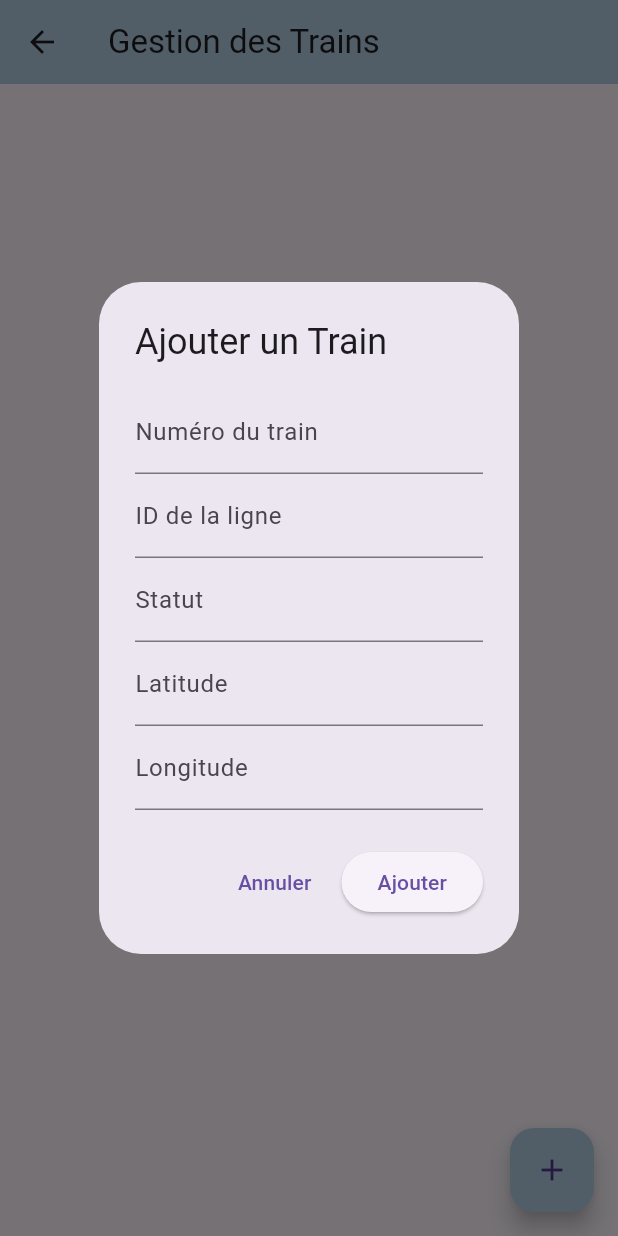
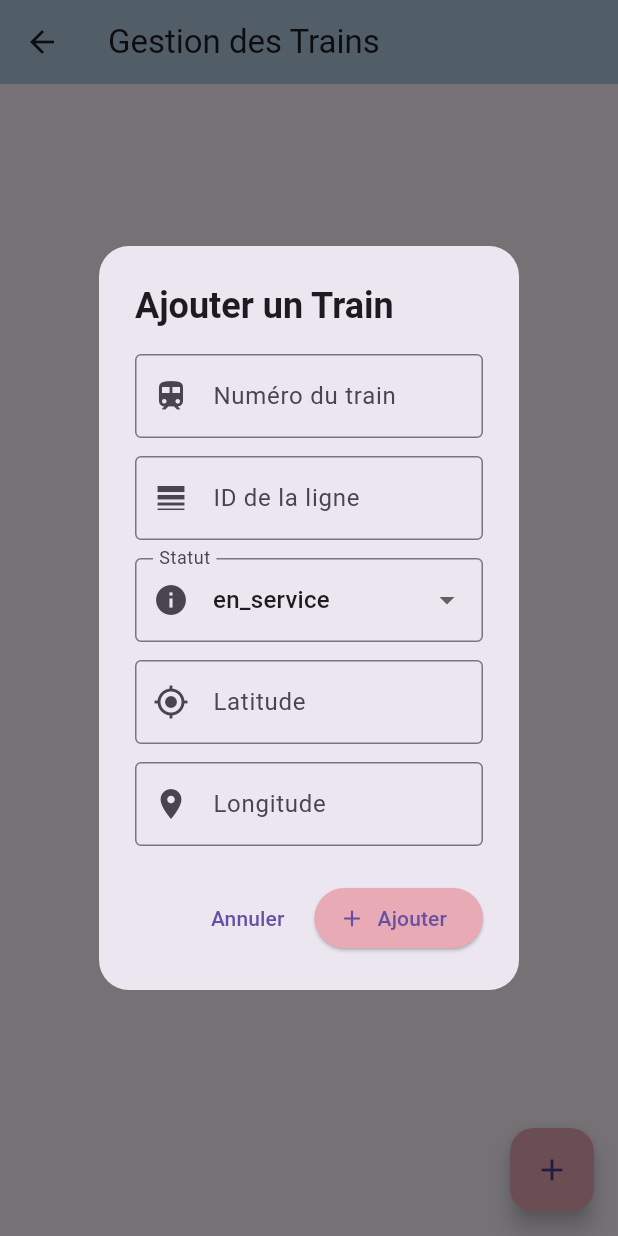
Before and after one commit to ZoukhMeriem/NWE, a Flutter app: the TrainManagementScreen screen opened directly, after a tap on the "add" icon, on a phone screen of 412 x 824 dp. Run offline on Flutter 3.47's test engine with Material 3 defaults, Android fonts, the phone set to English and light mode, and no system bars; our stand-ins replace animated_text_kit, cloud_firestore, dio, firebase_auth, firebase_core, firebase_storage and 6 more; missing offline and left inert: dialog_flowtter; accounts and stored records are empty; project files that could hold a hidden picture were left out.

Commit message:
Update train_management_screen.dart

```diff
--- a/appdz/lib/Admin/train_management_screen.dart
+++ b/appdz/lib/Admin/train_management_screen.dart
@@ -46,38 +46,82 @@ class _TrainManagementScreenState extends State<TrainManagementScreen> {
   void showTrainForm({DocumentSnapshot? train}) {
     final numController = TextEditingController(text: train?['numtrain'] ?? '');
     final lineController = TextEditingController(text: train?['lineId'] ?? '');
-    final statusController = TextEditingController(text: train?['status'] ?? '');
-    final latController = TextEditingController(text: train?['position']?['lat']?.toString() ?? '');
-    final lngController = TextEditingController(text: train?['position']?['lng']?.toString() ?? '');
+    final latController = TextEditingController(
+        text: train?['position']?['lat']?.toString() ?? '');
+    final lngController = TextEditingController(
+        text: train?['position']?['lng']?.toString() ?? '');
+
+    String selectedStatus = train?['status'] ?? 'en_service';
+    final List<String> statusOptions = ['en_service', 'hors_service', 'maintenance'];
 
     showDialog(
       context: context,
       builder: (_) => AlertDialog(
-        title: Text(train == null ? 'Ajouter un Train' : 'Modifier le Train'),
+        shape: RoundedRectangleBorder(borderRadius: BorderRadius.circular(20)),
+        title: Text(
+          train == null ? 'Ajouter un Train' : 'Modifier le Train',
+          style: TextStyle(fontWeight: FontWeight.bold),
+        ),
         content: SingleChildScrollView(
           child: Column(
+            mainAxisSize: MainAxisSize.min,
             children: [
               TextField(
                 controller: numController,
-                decoration: InputDecoration(labelText: 'Numéro du train'),
+                decoration: InputDecoration(
+                  labelText: 'Numéro du train',
+                  prefixIcon: Icon(Icons.train),
+                  border: OutlineInputBorder(),
+                ),
               ),
+              SizedBox(height: 12),
               TextField(
                 controller: lineController,
-                decoration: InputDecoration(labelText: 'ID de la ligne'),
+                decoration: InputDecoration(
+                  labelText: 'ID de la ligne',
+                  prefixIcon: Icon(Icons.line_weight),
+                  border: OutlineInputBorder(),
+                ),
               ),
-              TextField(
-                controller: statusController,
-                decoration: InputDecoration(labelText: 'Statut'),
+              SizedBox(height: 12),
+              DropdownButtonFormField<String>(
+                value: selectedStatus,
+                items: statusOptions.map((status) {
+                  return DropdownMenuItem(
+                    value: status,
+                    child: Text(status),
+                  );
+                }).toList(),
+                onChanged: (value) {
+                  if (value != null) {
+                    selectedStatus = value;
+                  }
+                },
+                decoration: InputDecoration(
+                  labelText: 'Statut',
+                  prefixIcon: Icon(Icons.info),
+                  border: OutlineInputBorder(),
+                ),
               ),
+              SizedBox(height: 12),
               TextField(
                 controller: latController,
-                decoration: InputDecoration(labelText: 'Latitude'),
-                keyboardType: TextInputType.number,
+                decoration: InputDecoration(
+                  labelText: 'Latitude',
+                  prefixIcon: Icon(Icons.my_location),
+                  border: OutlineInputBorder(),
+                ),
+                keyboardType: TextInputType.numberWithOptions(decimal: true),
               ),
+              SizedBox(height: 12),
               TextField(
                 controller: lngController,
-                decoration: InputDecoration(labelText: 'Longitude'),
-                keyboardType: TextInputType.number,
+                decoration: InputDecoration(
+                  labelText: 'Longitude',
+                  prefixIcon: Icon(Icons.location_on),
+                  border: OutlineInputBorder(),
+                ),
+                keyboardType: TextInputType.numberWithOptions(decimal: true),
               ),
             ],
           ),
@@ -87,12 +131,27 @@ class _TrainManagementScreenState extends State<TrainManagementScreen> {
             onPressed: () => Navigator.pop(context),
             child: Text('Annuler'),
           ),
-          ElevatedButton(
+          ElevatedButton.icon(
+            icon: Icon(train == null ? Icons.add : Icons.edit),
+            label: Text(train == null ? 'Ajouter' : 'Modifier'),
+            style: ElevatedButton.styleFrom(
+              backgroundColor: Color(0xFFE8AAB4),
+            ),
             onPressed: () async {
+              if (numController.text.isEmpty ||
+                  lineController.text.isEmpty ||
+                  latController.text.isEmpty ||
+                  lngController.text.isEmpty) {
+                ScaffoldMessenger.of(context).showSnackBar(
+                  SnackBar(content: Text('Veuillez remplir tous les champs')),
+                );
+                return;
+              }
+
               final data = {
-                'numtrain': numController.text,
-                'lineId': lineController.text,
-                'status': statusController.text,
+                'numtrain': numController.text.trim(),
+                'lineId': lineController.text.trim(),
+                'status': selectedStatus,
                 'lastUpdated': FieldValue.serverTimestamp(),
                 'position': {
                   'lat': double.tryParse(latController.text) ?? 0.0,
@@ -108,7 +167,6 @@ class _TrainManagementScreenState extends State<TrainManagementScreen> {
 
               Navigator.pop(context);
             },
-            child: Text(train == null ? 'Ajouter' : 'Modifier'),
           ),
         ],
       ),
@@ -185,7 +243,7 @@ class _TrainManagementScreenState extends State<TrainManagementScreen> {
       floatingActionButton: FloatingActionButton(
         onPressed: () => showTrainForm(),
         child: Icon(Icons.add),
-        backgroundColor: Color(0xFFB3CDE0),
+        backgroundColor: Color(0xFFE8AAB4),
       ),
     );
   }
```
